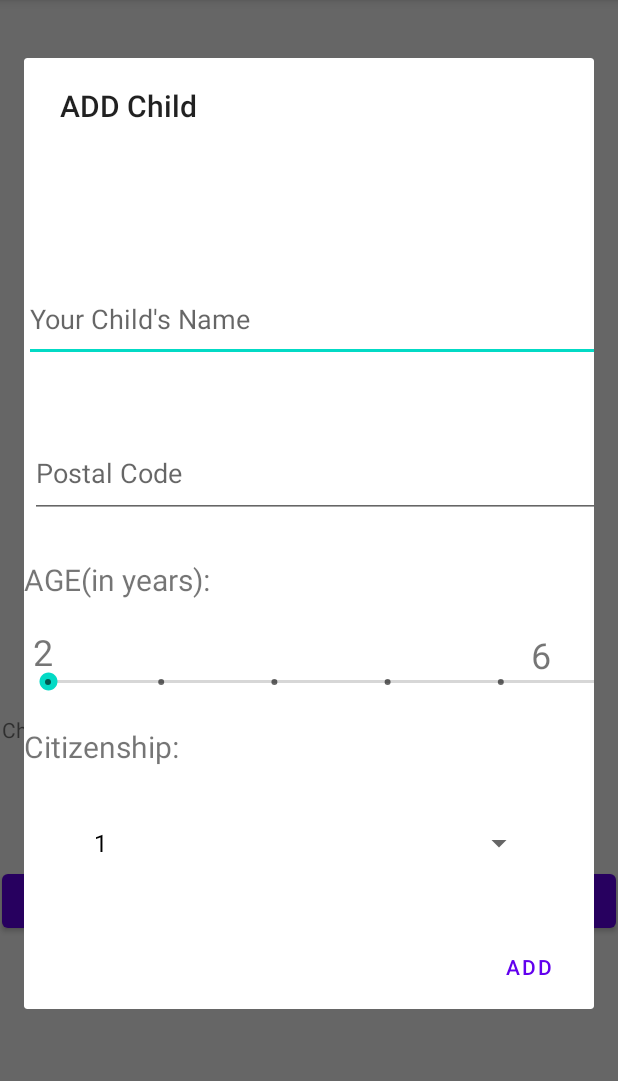
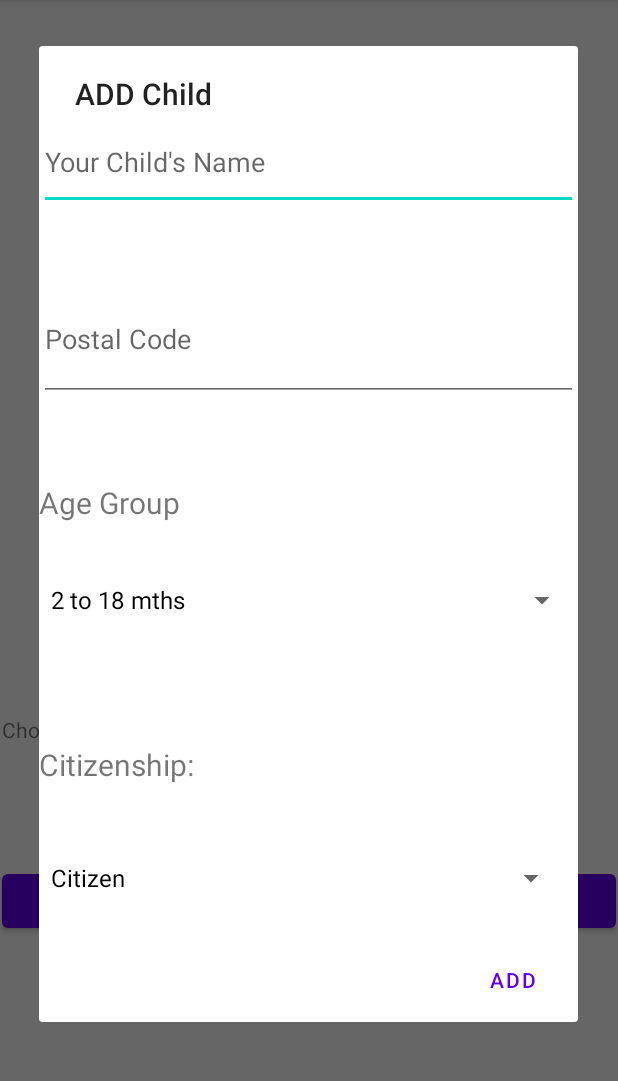
Before and after one commit to venkat0011/CE2006Proj, an Android app: the ModifyParticulars screen opened directly, with no data from a screen before it, after a tap on "ADD CHILD", on a phone screen of 412 x 824 dp, the part 84-1165 px from its top. Run offline under Robolectric (Android 15) with nearby library versions, the phone set to English and light mode, and no system bars; our stand-ins replace Firebase (no records; nobody signed in at launch, a user with empty details on screens opened directly); 3 statements that could not run were skipped.

```diff
--- a/app/src/main/AndroidManifest.xml
+++ b/app/src/main/AndroidManifest.xml
@@ -41,6 +41,7 @@
             android:exported="true" />
         <activity
             android:name=".ModifyParticulars"
+            android:windowSoftInputMode="adjustPan"
             android:exported="true" />
         <activity
             android:name=".MainPage"
--- a/app/src/main/java/com/example/ce2006proj/MainPage.java
+++ b/app/src/main/java/com/example/ce2006proj/MainPage.java
@@ -25,6 +25,9 @@ public class MainPage extends AppCompatActivity {
     }
     public void FindSchool(View view)
     {
+        // have to check if they have children first
+        // if dont have ask them to add then brion them to the add children page
+        // guest mode can only add
         OptionControl.option_context = MainPage.this;
         OptionControl.FindSchool();
     }
--- a/app/src/main/java/com/example/ce2006proj/ModifyParticulars.java
+++ b/app/src/main/java/com/example/ce2006proj/ModifyParticulars.java
@@ -50,22 +50,13 @@ public class ModifyParticulars extends AppCompatActivity {
         builder.setView(customLayout);
 
         Spinner spinner = customLayout.findViewById(R.id.citizenship_status);
-        String[] items = new String[]{"1","2","3"};
-        ArrayAdapter<String> adapter1 = new ArrayAdapter<>(this, android.R.layout.simple_spinner_dropdown_item, items);
+        Spinner age_spinner = customLayout.findViewById(R.id.age_spinner);
+        String[] citizen = new String[] {"Citizen","PR","Other"};
+        String[] age_group = new String[]{"2 to 18 mths", "18 mths to 2 yrs old", "3 yrs old", "4 yrs old", "5 yrs old", "6 yrs old"};
+        ArrayAdapter<String> adapter1 = new ArrayAdapter<>(this, android.R.layout.simple_spinner_dropdown_item, citizen);
         spinner.setAdapter(adapter1);
-        final String[] citizenship = {""};
-        spinner.setOnItemSelectedListener(new AdapterView.OnItemSelectedListener() {
-
-            @Override
-            public void onItemSelected(AdapterView<?> arg0, View arg1, int position, long arg3) {
-                citizenship[0] = items[position];
-            }
-
-            @Override
-            public void onNothingSelected(AdapterView<?> arg0) {
-
-            }
-        });
+        ArrayAdapter<String> adapter2 = new ArrayAdapter<>(this, android.R.layout.simple_spinner_dropdown_item, age_group);
+        age_spinner.setAdapter(adapter2);
         // add a button
         builder.setPositiveButton("Add", new DialogInterface.OnClickListener() {
             @Override
@@ -73,9 +64,9 @@ public class ModifyParticulars extends AppCompatActivity {
                 // send data from the AlertDialog to the Activity
                 EditText name = customLayout.findViewById(R.id.child_name);
                 EditText location = customLayout.findViewById(R.id.location);
-                SeekBar seekBar = customLayout.findViewById(R.id.seekBar);
-                String error_message = ModifyParticulars_control.AddStudent(name.getText().toString(),location.getText().toString()
-                ,citizenship[0],seekBar.getProgress());
+
+                String error_message = ModifyParticulars_control.AddStudent(name.getText().toString(),location.getText().toString(),
+                spinner.getSelectedItem().toString(),age_spinner.getSelectedItem().toString());
                 Snackbar.make(view, error_message, Snackbar.LENGTH_LONG)
                         .show();
                 adapter.notifyDataSetChanged();
--- a/app/src/main/java/com/example/ce2006proj/ModifyParticulars_control.java
+++ b/app/src/main/java/com/example/ce2006proj/ModifyParticulars_control.java
@@ -29,7 +29,7 @@ public class ModifyParticulars_control
             }
         }
 
-        public static boolean CheckStudentinfo(String name, String location, int age, String citizenship) {
+        public static boolean CheckStudentinfo(String name, String location, String age, String citizenship) {
             // postal code
 //            Log.e("nam,citizen",name+" "+location+":"+ citizenship);
 //            Log.e("a", String.valueOf(age));
@@ -66,7 +66,7 @@ public class ModifyParticulars_control
 
         }
 
-        public static String UpdateStudent(String name, String location, String citizen,int age, Student oldStudent)
+        public static String UpdateStudent(String name, String location, String citizen,String age, Student oldStudent)
         {
             if(CheckStudentinfo(name,location,age,citizen))
             {
@@ -74,7 +74,7 @@ public class ModifyParticulars_control
                 // remove the old student from the list
                 ArrayList<Student> students = UserDatabase.user.getChildren_List();
                 students.remove(oldStudent);
-                Student student = new Student(name,location,age+2,citizen);
+                Student student = new Student(name,location,age,citizen);
                 students.add(student);
                 UserDatabase.user.setChildren_List(students);
                 UserDatabase.UpdateUser(UserDatabase.user);
@@ -87,7 +87,7 @@ public class ModifyParticulars_control
             }
         }
 
-        public static String AddStudent(String name, String location, String citizen,int age)
+        public static String AddStudent(String name, String location, String citizen,String age)
         {
             if(CheckStudentinfo(name,location,age,citizen))
             {
--- /dev/null
+++ b/app/src/main/res/drawable/ic_baseline_filter_alt_24.xml
@@ -0,0 +1,5 @@
+<vector android:height="24dp" android:tint="#F1E8E8"
+    android:viewportHeight="24" android:viewportWidth="24"
+    android:width="24dp" xmlns:android="http://schemas.android.com/apk/res/android">
+    <path android:fillColor="@android:color/white" android:pathData="M4.25,5.61C6.27,8.2 10,13 10,13v6c0,0.55 0.45,1 1,1h2c0.55,0 1,-0.45 1,-1v-6c0,0 3.72,-4.8 5.74,-7.39C20.25,4.95 19.78,4 18.95,4H5.04C4.21,4 3.74,4.95 4.25,5.61z"/>
+</vector>
--- a/app/src/main/res/layout-normal/add_student.xml
+++ b/app/src/main/res/layout-normal/add_student.xml
@@ -1,113 +1,66 @@
 <?xml version="1.0" encoding="utf-8"?>
-<androidx.constraintlayout.widget.ConstraintLayout xmlns:android="http://schemas.android.com/apk/res/android"
+<LinearLayout xmlns:android="http://schemas.android.com/apk/res/android"
     xmlns:app="http://schemas.android.com/apk/res-auto"
     xmlns:tools="http://schemas.android.com/tools"
     android:layout_width="match_parent"
-    android:layout_height="match_parent">
+    android:layout_height="wrap_content"
+    android:orientation="vertical">
+
+    <EditText
+        android:id="@+id/child_name"
+        android:layout_width="match_parent"
+        android:layout_height="64dp"
+        android:ems="10"
+        android:hint="Your Child's Name"
+        android:inputType="textPersonName" />
 
     <TextView
-        android:id="@+id/displayname4"
-        android:layout_width="193dp"
-        android:layout_height="40dp"
-        android:backgroundTint="@color/white"
-        android:text="AGE(in years):"
-        android:textSize="20sp"
-        app:layout_constraintBottom_toTopOf="@+id/seekBar"
-        app:layout_constraintEnd_toEndOf="parent"
-        app:layout_constraintHorizontal_bias="0.0"
-        app:layout_constraintStart_toStartOf="parent"
-        app:layout_constraintTop_toBottomOf="@+id/location"
-        app:layout_constraintVertical_bias="0.676" />
+        android:id="@+id/textView4"
+        android:layout_width="match_parent"
+        android:layout_height="45dp" />
+
+    <EditText
+        android:id="@+id/location"
+        android:layout_width="match_parent"
+        android:layout_height="82dp"
+        android:ems="10"
+        android:hint="Postal Code"
+        android:inputType="textPersonName" />
 
     <TextView
-        android:layout_width="125dp"
+        android:id="@+id/textView5"
+        android:layout_width="match_parent"
+        android:layout_height="54dp" />
+
+    <TextView
+        android:id="@+id/textView2"
+        android:layout_width="210dp"
+        android:layout_height="39dp"
+        android:text="Age Group"
+        android:textSize="20sp" />
+
+    <Spinner
+        android:id="@+id/age_spinner"
+        android:layout_width="match_parent"
+        android:layout_height="79dp" />
+
+    <TextView
+        android:id="@+id/textView9"
+        android:layout_width="match_parent"
+        android:layout_height="56dp" />
+
+    <TextView
+        android:layout_width="232dp"
         android:layout_height="49dp"
         android:backgroundTint="@color/white"
         android:text="Citizenship:"
-        android:textSize="20sp"
-        app:layout_constraintBottom_toTopOf="@+id/citizenship_status"
-        app:layout_constraintEnd_toEndOf="parent"
-        app:layout_constraintHorizontal_bias="0.0"
-        app:layout_constraintStart_toStartOf="parent"
-        app:layout_constraintTop_toBottomOf="@+id/seekBar"
-        app:layout_constraintVertical_bias="0.641" />
-
-    <EditText
-        android:id="@+id/child_name"
-        android:layout_width="417dp"
-        android:layout_height="57dp"
-        android:ems="10"
-        android:hint="Your Child's Name"
-        android:inputType="textPersonName"
-        app:layout_constraintBottom_toBottomOf="parent"
-        app:layout_constraintStart_toStartOf="parent"
-        app:layout_constraintTop_toTopOf="parent"
-        app:layout_constraintVertical_bias="0.21" />
-
-    <EditText
-        android:id="@+id/location"
-        android:layout_width="423dp"
-        android:layout_height="60dp"
-        android:layout_marginStart="4dp"
-        android:ems="10"
-        android:hint="Postal Code"
-        android:inputType="textPersonName"
-        app:layout_constraintBottom_toBottomOf="parent"
-        app:layout_constraintStart_toStartOf="parent"
-        app:layout_constraintTop_toBottomOf="@+id/child_name"
-        app:layout_constraintVertical_bias="0.139" />
-
-    <SeekBar
-        android:id="@+id/seekBar"
-        style="@style/Widget.AppCompat.SeekBar.Discrete"
-        android:layout_width="409dp"
-        android:layout_height="58dp"
-        android:layout_marginTop="36dp"
-        android:max="5"
-        android:progress="0"
-        app:layout_constraintBottom_toBottomOf="parent"
-        app:layout_constraintEnd_toEndOf="parent"
-        app:layout_constraintHorizontal_bias="0.0"
-        app:layout_constraintStart_toStartOf="parent"
-        app:layout_constraintTop_toBottomOf="@+id/location"
-        app:layout_constraintVertical_bias="0.254" />
+        android:textSize="20sp" />
 
     <Spinner
         android:id="@+id/citizenship_status"
-        android:layout_width="302dp"
-        android:layout_height="58dp"
+        android:layout_width="352dp"
+        android:layout_height="80dp"
         android:dropDownSelector="@android:drawable/editbox_dropdown_dark_frame"
-        android:spinnerMode="dropdown"
-        android:textColor="#FF0000"
-        app:layout_constraintBottom_toBottomOf="parent"
-        app:layout_constraintEnd_toEndOf="parent"
-        app:layout_constraintHorizontal_bias="0.495"
-        app:layout_constraintStart_toStartOf="parent"
-        app:layout_constraintTop_toBottomOf="@+id/seekBar"
-        app:layout_constraintVertical_bias="0.662" />
+        android:spinnerMode="dropdown" />
 
-    <TextView
-        android:layout_width="wrap_content"
-        android:layout_height="wrap_content"
-        android:text="2"
-        android:textSize="24sp"
-        app:layout_constraintBottom_toBottomOf="parent"
-        app:layout_constraintEnd_toEndOf="parent"
-        app:layout_constraintHorizontal_bias="0.017"
-        app:layout_constraintStart_toStartOf="parent"
-        app:layout_constraintTop_toBottomOf="@+id/displayname4"
-        app:layout_constraintVertical_bias="0.031" />
-
-    <TextView
-        android:layout_width="wrap_content"
-        android:layout_height="wrap_content"
-        android:text="6"
-        android:textSize="24sp"
-        app:layout_constraintBottom_toBottomOf="parent"
-        app:layout_constraintEnd_toEndOf="parent"
-        app:layout_constraintHorizontal_bias="0.922"
-        app:layout_constraintStart_toStartOf="parent"
-        app:layout_constraintTop_toBottomOf="@+id/location"
-        app:layout_constraintVertical_bias="0.315" />
-
-</androidx.constraintlayout.widget.ConstraintLayout>
+</LinearLayout>
--- a/app/src/main/res/layout-normal/student_display.xml
+++ b/app/src/main/res/layout-normal/student_display.xml
@@ -3,7 +3,7 @@
     xmlns:app="http://schemas.android.com/apk/res-auto"
     xmlns:tools="http://schemas.android.com/tools"
     android:layout_width="match_parent"
-    android:layout_height="match_parent">
+    android:layout_height="wrap_content">
 
     <Button
         android:id="@+id/modify_student"
```
Also changed, not shown: app/src/main/java/com/example/ce2006proj/FindSchool_Control.java (added, +59 -0 lines), app/src/main/java/com/example/ce2006proj/MapsActivity.java (+19 -1 lines), app/src/main/java/com/example/ce2006proj/ServiceDatabase.java (+7 -10 lines), app/src/main/java/com/example/ce2006proj/Student.java (+4 -4 lines), app/src/main/java/com/example/ce2006proj/Student_Adapter.java (+11 -5 lines), app/src/main/res/layout-normal/filter_layout.xml (added, +37 -0 lines), app/src/main/res/layout/activity_maps.xml (+31 -42 lines), app/src/main/res/layout/filter_layout.xml (deleted, +0 -15 lines), app/src/main/res/menu/filter_menu.xml (+6 -3 lines), app/src/main/res/menu/filter_tab.xml (added, +12 -0 lines).
